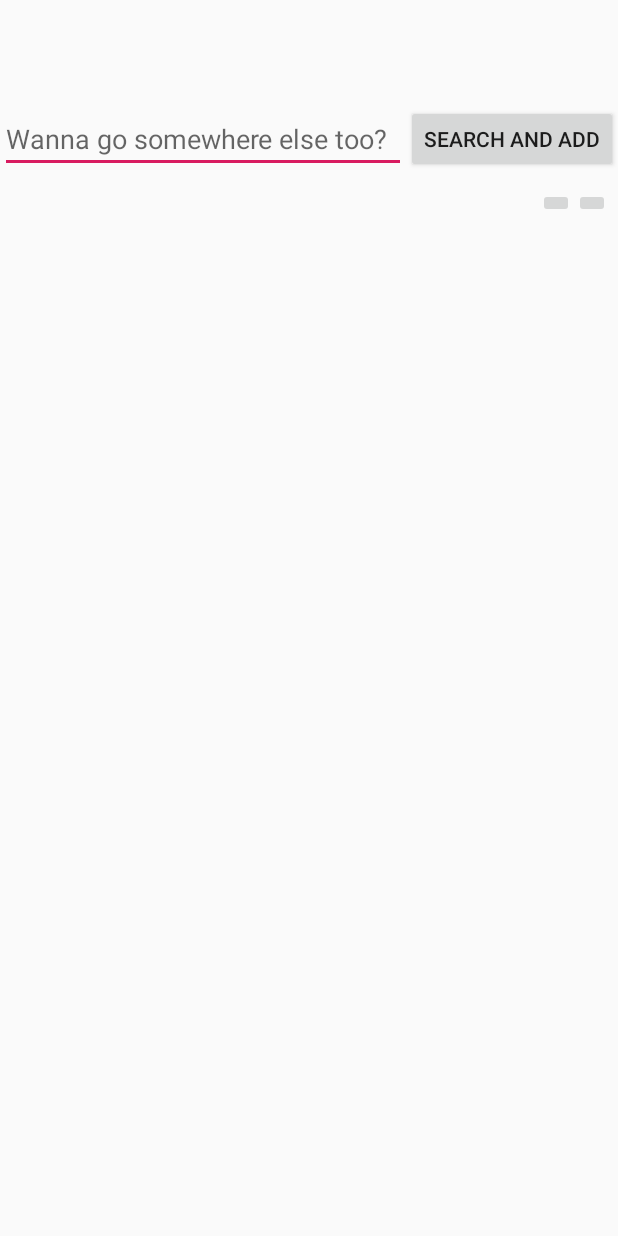
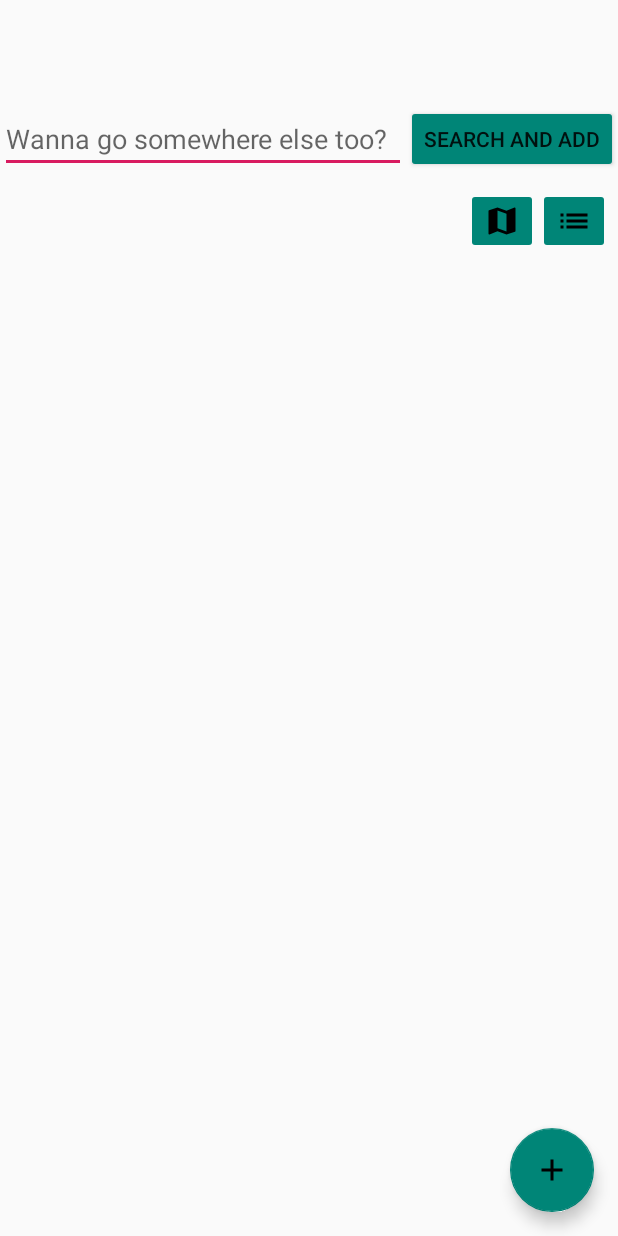
Before and after one commit to jameszmq/TripleCAndroid, an Android app: the layout activity_route.xml on its own in the app's theme, with its tools: preview values and no code run, on a phone screen of 412 x 824 dp. Run offline under Robolectric (Android 15) with nearby library versions, the phone set to English and light mode, and no system bars.

Commit message:
Added some images for buttons

```diff
--- a/app/build.gradle
+++ b/app/build.gradle
@@ -27,4 +27,5 @@ dependencies {
     androidTestImplementation 'com.android.support.test:runner:1.0.2'
     androidTestImplementation 'com.android.support.test.espresso:espresso-core:3.0.2'
     implementation 'com.google.android.gms:play-services-maps:16.0.0'
+    implementation 'com.android.support:design:28.0.0'
 }
--- a/app/src/main/java/triplec/com/RouteActivity.java
+++ b/app/src/main/java/triplec/com/RouteActivity.java
@@ -1,5 +1,6 @@
 package triplec.com;
 
+import android.support.design.widget.FloatingActionButton;
 import android.support.v4.app.Fragment;
 import android.support.v4.app.FragmentActivity;
 import android.support.v4.app.FragmentManager;
@@ -9,17 +10,27 @@ import android.os.Bundle;
 import android.view.View;
 import android.widget.Button;
 import android.widget.ImageButton;
+import android.widget.Toast;
 
 public class RouteActivity extends FragmentActivity {
 
     private static final int LIST = 0;
     private static final int MAP = 1;
 
+    private FloatingActionButton addButton;
+
     @Override
     protected void onCreate(Bundle savedInstanceState) {
         super.onCreate(savedInstanceState);
         setContentView(R.layout.activity_route);
         SwitchFragment(MAP);
+        addButton = (FloatingActionButton) findViewById(R.id.add_button);
+        addButton.setOnClickListener(new View.OnClickListener() {
+            @Override
+            public void onClick(View v) {
+                AddToMyList();
+            }
+        });
     }
 
     public void ShowList(View v) {
@@ -44,4 +55,8 @@ public class RouteActivity extends FragmentActivity {
         manager.beginTransaction().replace(R.id.show, fragment).commit();
     }
 
+    public void AddToMyList(){
+        Toast.makeText(RouteActivity.this, "Added to My Favorites", Toast.LENGTH_LONG).show();
+    }
+
 }
--- /dev/null
+++ b/app/src/main/res/drawable/ic_add_black_24dp.xml
@@ -0,0 +1,9 @@
+<vector xmlns:android="http://schemas.android.com/apk/res/android"
+        android:width="24dp"
+        android:height="24dp"
+        android:viewportWidth="24.0"
+        android:viewportHeight="24.0">
+    <path
+        android:fillColor="#FF000000"
+        android:pathData="M19,13h-6v6h-2v-6H5v-2h6V5h2v6h6v2z"/>
+</vector>
--- /dev/null
+++ b/app/src/main/res/drawable/ic_list_black_24dp.xml
@@ -0,0 +1,9 @@
+<vector xmlns:android="http://schemas.android.com/apk/res/android"
+        android:width="24dp"
+        android:height="24dp"
+        android:viewportWidth="24.0"
+        android:viewportHeight="24.0">
+    <path
+        android:fillColor="#FF000000"
+        android:pathData="M3,13h2v-2L3,11v2zM3,17h2v-2L3,15v2zM3,9h2L5,7L3,7v2zM7,13h14v-2L7,11v2zM7,17h14v-2L7,15v2zM7,7v2h14L21,7L7,7z"/>
+</vector>
--- /dev/null
+++ b/app/src/main/res/drawable/ic_map_black_24dp.xml
@@ -0,0 +1,9 @@
+<vector xmlns:android="http://schemas.android.com/apk/res/android"
+        android:width="24dp"
+        android:height="24dp"
+        android:viewportWidth="24.0"
+        android:viewportHeight="24.0">
+    <path
+        android:fillColor="#FF000000"
+        android:pathData="M20.5,3l-0.16,0.03L15,5.1 9,3 3.36,4.9c-0.21,0.07 -0.36,0.25 -0.36,0.48V20.5c0,0.28 0.22,0.5 0.5,0.5l0.16,-0.03L9,18.9l6,2.1 5.64,-1.9c0.21,-0.07 0.36,-0.25 0.36,-0.48V3.5c0,-0.28 -0.22,-0.5 -0.5,-0.5zM15,19l-6,-2.11V5l6,2.11V19z"/>
+</vector>
--- a/app/src/main/res/layout/activity_route.xml
+++ b/app/src/main/res/layout/activity_route.xml
@@ -1,6 +1,7 @@
 <?xml version="1.0" encoding="utf-8"?>
 <LinearLayout android:layout_height="match_parent"
     android:layout_width="match_parent"
+    xmlns:app="http://schemas.android.com/apk/res-auto"
     android:orientation="vertical"
     xmlns:android="http://schemas.android.com/apk/res/android">
     <ImageView
@@ -20,6 +21,7 @@
         <Button
             android:layout_width="wrap_content"
             android:layout_height="match_parent"
+            android:backgroundTint="@color/colorPrimary"
             android:text="Search and Add"/>
     </LinearLayout>
     <RelativeLayout
@@ -34,17 +36,32 @@
             android:layout_height="wrap_content"
             android:layout_alignParentRight="true"
             android:layout_marginRight="5dp"
+            android:src="@drawable/ic_list_black_24dp"
+            android:backgroundTint="@color/colorPrimary"
             android:onClick="ShowList"/>
         <ImageButton
             android:id="@+id/map_view"
             android:layout_width="wrap_content"
             android:layout_height="wrap_content"
             android:layout_toLeftOf="@id/list_view"
+            android:src="@drawable/ic_map_black_24dp"
+            android:backgroundTint="@color/colorPrimary"
             android:onClick="ShowMap"/>
     </RelativeLayout>
     <FrameLayout
         android:id="@+id/show"
         android:layout_width="match_parent"
         android:layout_height="match_parent"
-        />
+        >
+        <android.support.design.widget.FloatingActionButton
+            android:id="@+id/add_button"
+            android:layout_width="wrap_content"
+            android:layout_height="wrap_content"
+            android:layout_gravity="bottom|end"
+            android:layout_margin="16dp"
+            android:src="@drawable/ic_add_black_24dp"
+            app:backgroundTint="@color/colorPrimary"
+            />
+    </FrameLayout>
+
 </LinearLayout>
```
